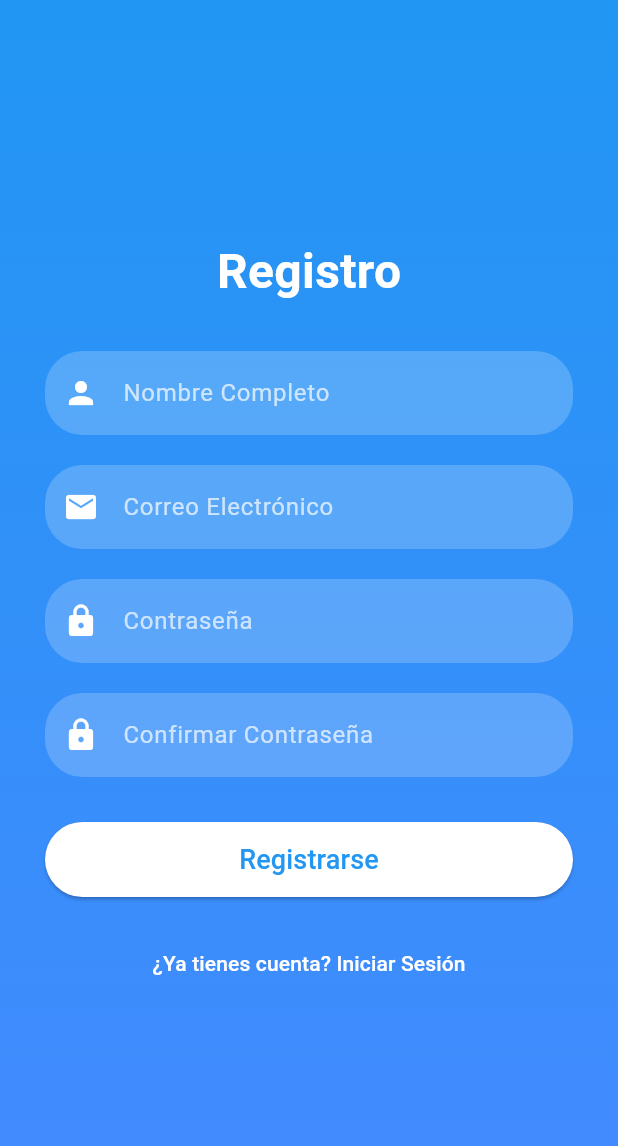
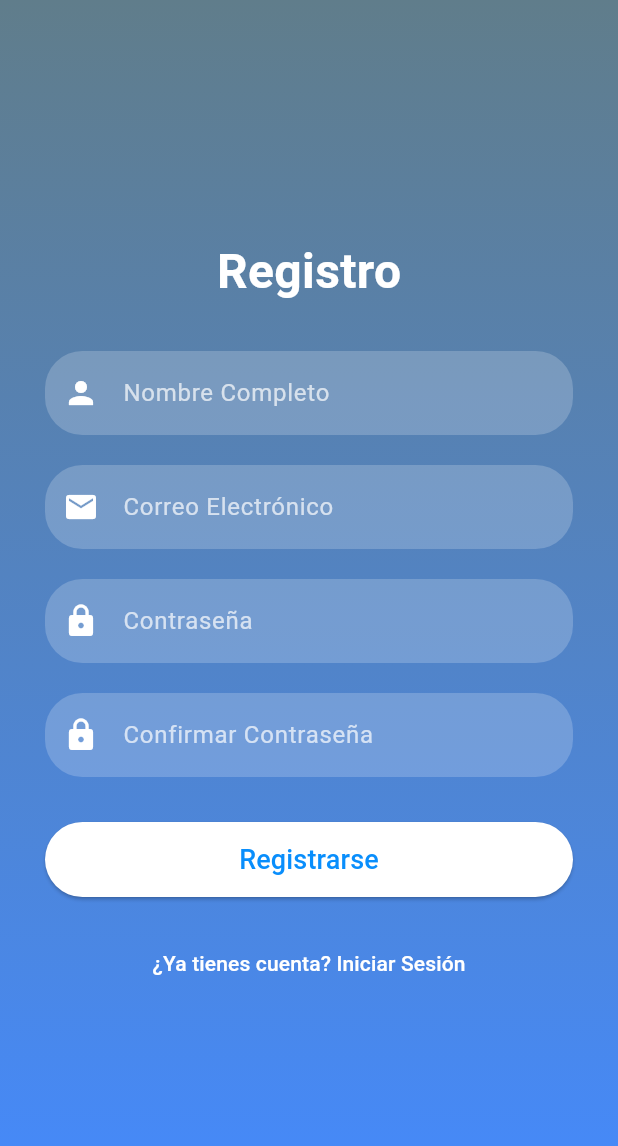
Before and after one commit to polarsama/daily_app, a Flutter app: the HomePage screen opened directly, after a tap on the "logout" icon, after a tap on "¿No tienes cuenta? Regístrate", on a phone screen of 412 x 824 dp. Shown: the top 1146 px of the screen. Run offline on Flutter 3.47's test engine with Material 3 defaults, Android fonts, the phone set to English and light mode, and no system bars.

Commit message:
Update home
Se agregan campos para guardar las notas y eliminarlas

```diff
--- a/lib/main.dart
+++ b/lib/main.dart
@@ -1,5 +1,8 @@
 import 'package:daily_app/screens/LoginPage.dart';
 import 'package:flutter/material.dart';
+import 'package:daily_app/screens/HomePage.dart';
+import 'package:daily_app/screens/NotesViews.dart';
+
 
 void main() {
   runApp(const MyApp());
--- a/lib/screens/HomePage.dart
+++ b/lib/screens/HomePage.dart
@@ -1,15 +1,47 @@
 // home_page.dart
 import 'package:flutter/material.dart';
 import 'loginpage.dart';
+//import 'notasviews.dart'; // Asume que tienes esta página
 
-class HomePage extends StatelessWidget {
+class HomePage extends StatefulWidget {
   const HomePage({super.key});
+
+  @override
+  _HomePageState createState() => _HomePageState();
+}
+
+class _HomePageState extends State<HomePage> {
+  final TextEditingController _tituloController = TextEditingController();
+  final TextEditingController _contenidoController = TextEditingController();
+  int _selectedIndex = 0;
+
+  void _onItemTapped(int index) {
+    setState(() {
+      _selectedIndex = index;
+    });
+
+    switch (index) {
+      case 0:
+        // Ya estamos en HomePage, no hacemos nada
+        break;
+      case 1:
+        // Navigator.push(
+        //   context,
+        //   MaterialPageRoute(builder: (context) ),
+        // );
+        break;
+      case 2:
+        // Aquí podrías agregar la navegación para el tercer icono
+        break;
+    }
+  }
 
   @override
   Widget build(BuildContext context) {
     return Scaffold(
+      backgroundColor: Colors.blueGrey[100],
       appBar: AppBar(
-        title: const Text('Inicio'),
+        backgroundColor: Colors.blueGrey,
         actions: [
           IconButton(
             icon: const Icon(Icons.logout),
@@ -23,11 +55,84 @@ class HomePage extends StatelessWidget {
           ),
         ],
       ),
-      body: const Center(
-        child: Text(
-          '¡Hola!, ¿Cómo te encuentras en este momento?',
-          style: TextStyle(fontSize: 24),
+      body: SingleChildScrollView(
+        padding: const EdgeInsets.all(16.0),
+        child: Column(
+          mainAxisAlignment: MainAxisAlignment.center,
+          children: [
+            const Text(
+              '¡Hola!, ¿Cómo te encuentras en este momento?',
+              style: TextStyle(
+                fontSize: 24,
+                fontWeight: FontWeight.bold,
+              ),
+              textAlign: TextAlign.center,
+            ),
+            const SizedBox(height: 20),
+            TextField(
+              controller: _tituloController,
+              decoration: InputDecoration(
+                labelText: 'Título',
+                border: OutlineInputBorder(
+                  borderRadius: BorderRadius.circular(10),
+                ),
+              ),
+            ),
+            const SizedBox(height: 10),
+            TextField(
+              controller: _contenidoController,
+              decoration: InputDecoration(
+                labelText: 'Contenido',
+                border: OutlineInputBorder(
+                  borderRadius: BorderRadius.circular(10),
+                ),
+              ),
+              maxLines: 3,
+            ),
+            const SizedBox(height: 20),
+            Row(
+              mainAxisAlignment: MainAxisAlignment.center,
+              children: [
+                ElevatedButton(
+                  onPressed: () {
+                    // Lógica para guardar
+                  },
+                  child: const Text('Guardar'),
+                ),
+                const SizedBox(width: 20),
+                ElevatedButton(
+                  onPressed: () {
+                    // Lógica para eliminar
+                    _tituloController.clear();
+                    _contenidoController.clear();
+                  },
+                  style: ElevatedButton.styleFrom(backgroundColor: Colors.red),
+                  child: const Text('Eliminar'),
+                ),
+              ],
+            ),
+          ],
         ),
+      ),
+      bottomNavigationBar: BottomNavigationBar(
+        backgroundColor: Colors.white,
+        items: const <BottomNavigationBarItem>[
+          BottomNavigationBarItem(
+            icon: Icon(Icons.home),
+            label: 'Inicio',
+          ),
+          BottomNavigationBarItem(
+            icon: Icon(Icons.notes),
+            label: 'Notas',
+          ),
+          BottomNavigationBarItem(
+            icon: Icon(Icons.menu),
+            label: 'Menú',
+          ),
+        ],
+        currentIndex: _selectedIndex,
+        selectedItemColor: Colors.blue,
+        onTap: _onItemTapped,
       ),
     );
   }
--- a/lib/screens/LoginPage.dart
+++ b/lib/screens/LoginPage.dart
@@ -1,6 +1,5 @@
 import 'package:flutter/material.dart';
 
-// Placeholder for HomePage - you'll need to import your actual HomePage
 import 'package:daily_app/screens/HomePage.dart';
 
 void main() {
@@ -15,7 +14,7 @@ class MyApp extends StatelessWidget {
     return MaterialApp(
       title: 'Login App',
       theme: ThemeData(
-        primarySwatch: Colors.blue,
+        primarySwatch: Colors.blueGrey,
         visualDensity: VisualDensity.adaptivePlatformDensity,
       ),
       home: const LoginPage(),
@@ -60,7 +59,7 @@ class _LoginPageState extends State<LoginPage> {
           gradient: LinearGradient(
             begin: Alignment.topCenter,
             end: Alignment.bottomCenter,
-            colors: [Colors.blue, Colors.blueAccent],
+            colors: [Colors.blueGrey, Colors.blueAccent],
           ),
         ),
         child: Center(
@@ -95,7 +94,7 @@ class _LoginPageState extends State<LoginPage> {
                   onPressed: _login,
                   style: ElevatedButton.styleFrom(
                     backgroundColor: Colors.white,
-                    foregroundColor: Colors.blue,
+                    foregroundColor: const Color.fromARGB(255, 9, 142, 252),
                     minimumSize: const Size(double.infinity, 50),
                     shape: RoundedRectangleBorder(
                       borderRadius: BorderRadius.circular(25),
@@ -192,7 +191,7 @@ class _RegisterPageState extends State<RegisterPage> {
           gradient: LinearGradient(
             begin: Alignment.topCenter,
             end: Alignment.bottomCenter,
-            colors: [Colors.blue, Colors.blueAccent],
+            colors: [Colors.blueGrey, Colors.blueAccent],
           ),
         ),
         child: Center(
@@ -240,7 +239,7 @@ class _RegisterPageState extends State<RegisterPage> {
                   onPressed: _register,
                   style: ElevatedButton.styleFrom(
                     backgroundColor: Colors.white,
-                    foregroundColor: Colors.blue,
+                    foregroundColor: const Color.fromARGB(255, 9, 142, 252),
                     minimumSize: const Size(double.infinity, 50),
                     shape: RoundedRectangleBorder(
                       borderRadius: BorderRadius.circular(25),
```
Also changed, not shown: lib/screens/NotesViews.dart (added, +10 -0 lines).
